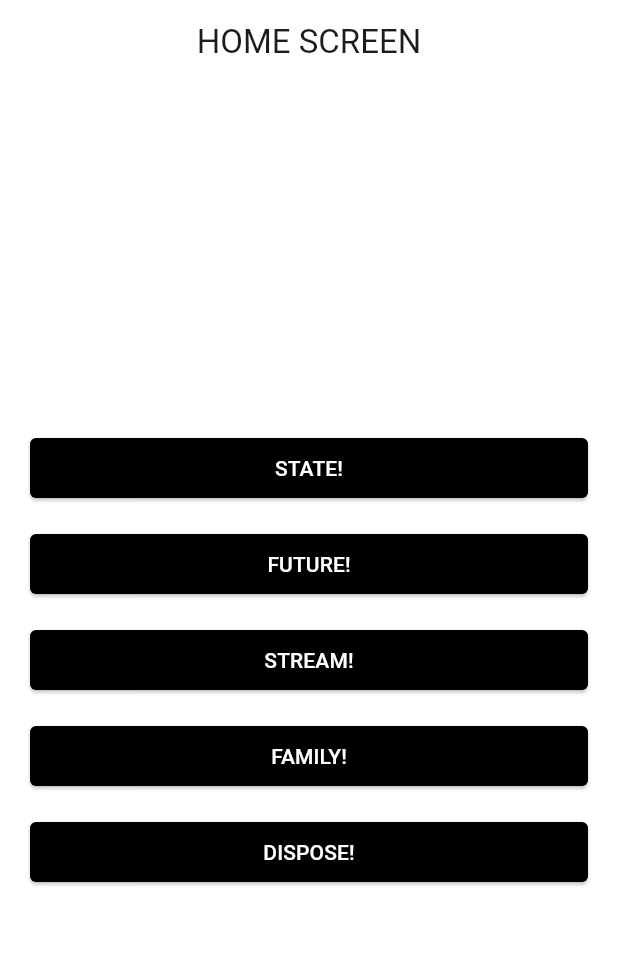
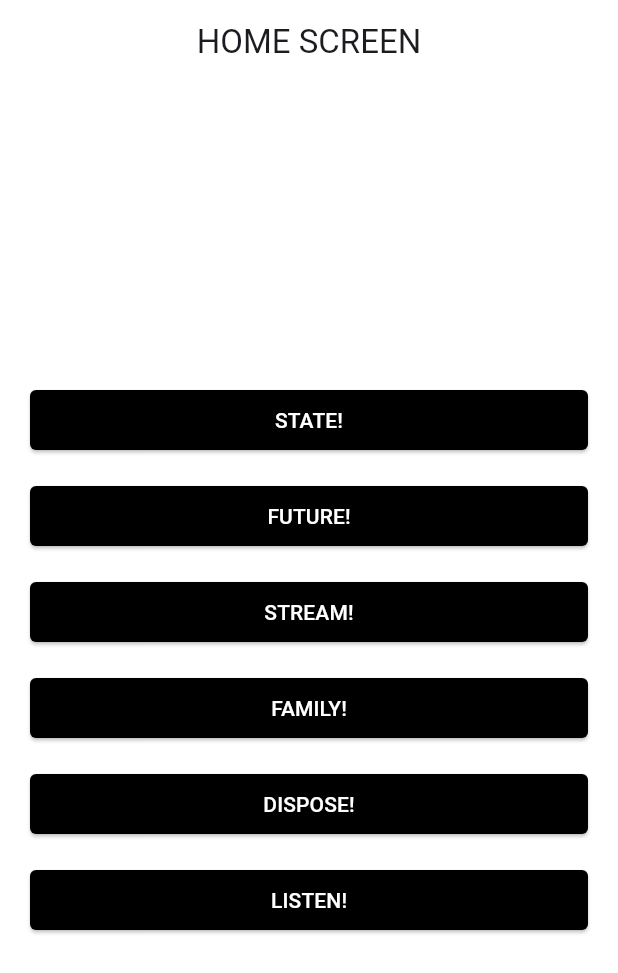
Before and after one commit to academy3746/riverpod_prac, a Flutter app: the screen it shows after launch, on a phone screen of 412 x 824 dp. Shown: the top 973 px of the screen. Run offline on Flutter 3.47's test engine with Material 3 defaults, Android fonts, the phone set to English and light mode, and no system bars; our stand-ins replace flutter_riverpod.

Commit message:
:sparkles: Listen Provider 연습

```diff
--- a/analysis_options.yaml
+++ b/analysis_options.yaml
@@ -21,7 +21,7 @@ linter:
   # `// ignore_for_file: name_of_lint` syntax on the line or in the file
   # producing the lint.
   rules:
-    # avoid_print: false  # Uncomment to disable the `avoid_print` rule
+     avoid_print: false  # Uncomment to disable the `avoid_print` rule
     # prefer_single_quotes: true  # Uncomment to enable the `prefer_single_quotes` rule
 
 # Additional information about this file can be found at
--- a/lib/home_screen.dart
+++ b/lib/home_screen.dart
@@ -2,6 +2,7 @@ import 'package:flutter/material.dart';
 import 'package:riverpod_prac/view/auto_dispose_screen.dart';
 import 'package:riverpod_prac/view/family_modifier_screen.dart';
 import 'package:riverpod_prac/view/future_screen.dart';
+import 'package:riverpod_prac/view/listen_screen.dart';
 import 'package:riverpod_prac/view/state_notifier_screen.dart';
 import 'package:riverpod_prac/view/stream_screen.dart';
 import 'package:riverpod_prac/widgets/common_scaffold.dart';
@@ -133,6 +134,29 @@ class HomeScreen extends StatelessWidget {
                 style: TextStyle(color: Colors.white),
               ),
             ),
+            const SizedBox(height: 16.0),
+
+            /// Listen Provider
+            ElevatedButton(
+              onPressed: () => Navigator.push(
+                context,
+                MaterialPageRoute(
+                  builder: (context) {
+                    return const ListenScreen();
+                  },
+                ),
+              ),
+              style: ElevatedButton.styleFrom(
+                backgroundColor: Theme.of(context).primaryColor,
+                shape: RoundedRectangleBorder(
+                  borderRadius: BorderRadius.circular(4.0),
+                ),
+              ),
+              child: const Text(
+                'LISTEN!',
+                style: TextStyle(color: Colors.white),
+              ),
+            ),
           ],
         ),
       ),
--- /dev/null
+++ b/lib/repository/listen_repo.dart
@@ -0,0 +1,3 @@
+import 'package:flutter_riverpod/flutter_riverpod.dart';
+
+final listen = StateProvider<int>((ref) => 0);
```
Also changed, not shown: lib/view/listen_screen.dart (added, +97 -0 lines), pubspec.lock.
